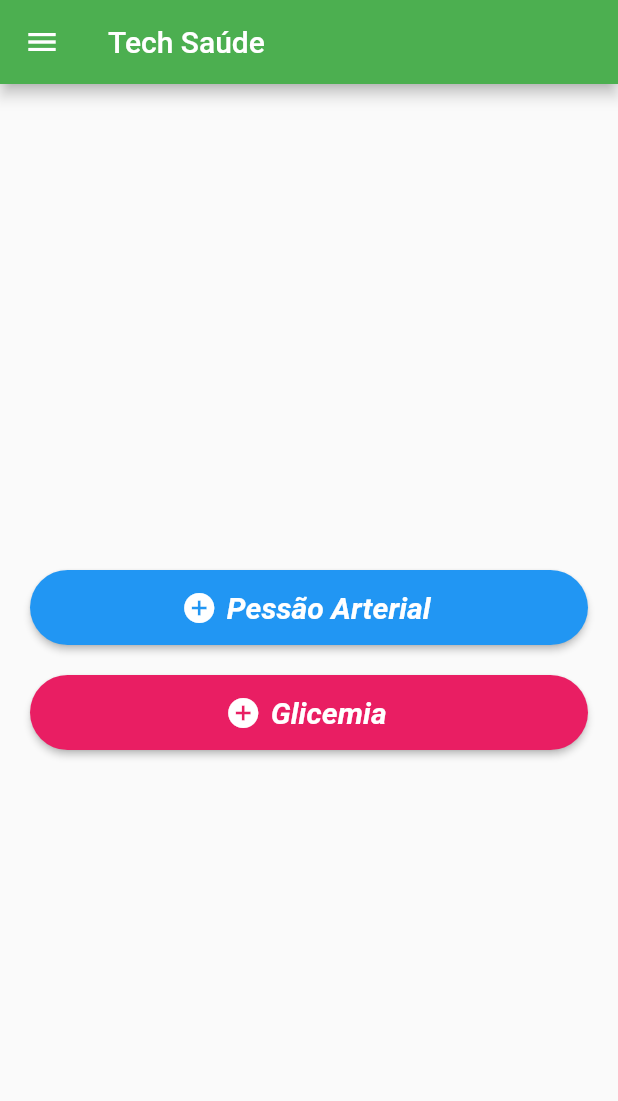
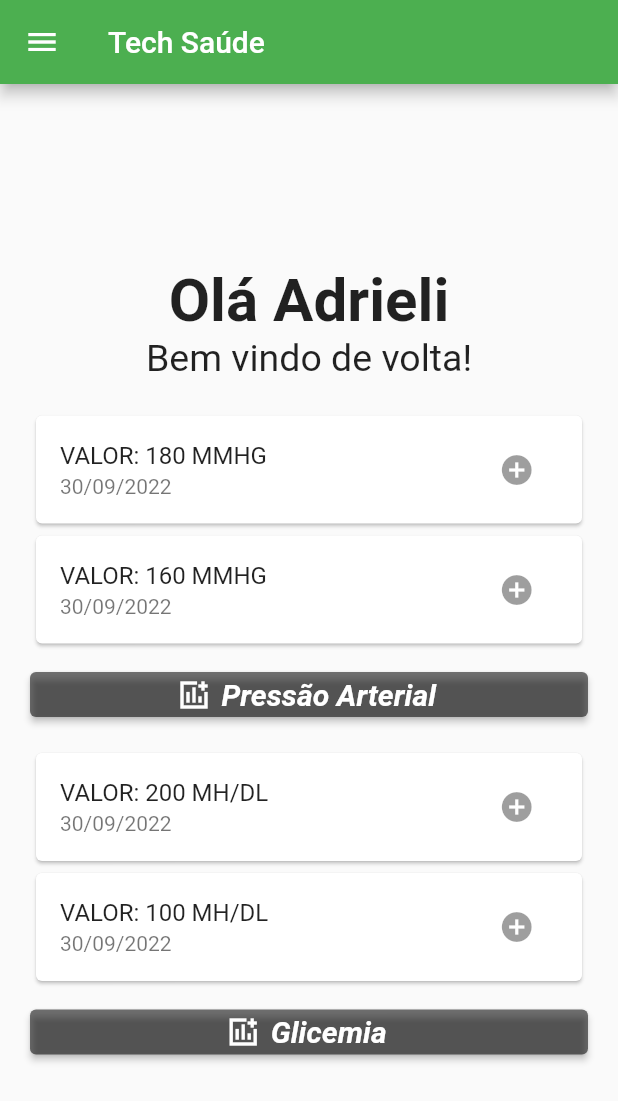
Before and after one commit to costarafa/tech_saude, a Flutter app: the screen it shows after launch, on a phone screen of 412 x 824 dp. Shown: the top 1101 px of the screen. Run offline on Flutter 3.47's test engine with Material 2 defaults, Android fonts, the phone set to English and light mode, and no system bars; our stand-ins replace get_it, sqflite; accounts and stored records are empty.

Commit message:
Alterarndo o menu principal adicioando o ListTile

```diff
--- a/lib/app/view/componentes/botao.dart
+++ b/lib/app/view/componentes/botao.dart
@@ -5,24 +5,23 @@ class Botao extends StatelessWidget {
   String descricao;
   Function function;
   Color color;
+  Icon icon;
 
-  Botao({Key key, this.descricao, this.function, this.color})
-      : super(key: key);
+  Botao({Key key, this.descricao, this.function, this.color, this.icon}) : super(key: key);
 
   @override
   Widget build(BuildContext context) {
     return SizedBox(
-      height: 50,
+      height: 30,
       width: MediaQuery.of(context).size.width,
       child: ElevatedButton.icon(
         label: Text(this.descricao),
-        icon: const Icon(Icons.add_circle),
+        icon: icon,
         onPressed: () {
           function();
         },
         style: ElevatedButton.styleFrom(
           primary: color,
-          shape: const StadiumBorder(),
           textStyle: const TextStyle(
               fontSize: 20,
               fontWeight: FontWeight.bold,
--- /dev/null
+++ b/lib/app/view/componentes/botao_generico.dart
@@ -0,0 +1,18 @@
+import 'package:flutter/material.dart';
+
+// ignore: must_be_immutable
+class BotaoGenerico extends StatelessWidget {
+  final VoidCallback funcao;
+  Icon icon;
+  Color color;
+  BotaoGenerico({Key key, this.funcao, this.icon, this.color}) : super(key: key);
+
+  @override
+  Widget build(BuildContext context) {
+    return IconButton(
+      icon: icon,
+      color: color,
+      onPressed: funcao,
+    );
+  }
+}
--- /dev/null
+++ b/lib/app/view/componentes/cartao_generico.dart
@@ -0,0 +1,21 @@
+import 'package:flutter/material.dart';
+import 'package:saude_tech/app/view/componentes/painel_generico.dart';
+
+// ignore: must_be_immutable
+class CartaoGenerico extends StatelessWidget {
+  Text title;
+  Text subtitle;
+  dynamic funcao;
+  CartaoGenerico({Key key, this.title, this.subtitle, this.funcao})
+      : super(key: key);
+
+  @override
+  Widget build(BuildContext context) {
+    return Card(
+        child: ListTile(
+      title: title,
+      subtitle: subtitle,
+      trailing: PainelGenerico(funcao: funcao,),
+    ));
+  }
+}
--- a/lib/app/view/componentes/menuLateral.dart
+++ b/lib/app/view/componentes/menuLateral.dart
@@ -20,7 +20,7 @@ class MenuLateral extends StatelessWidget {
           ),
           CartaoEmail(),
           ListTile(
-            leading: Icon(Icons.person),
+            leading: Icon(Icons.escalator_warning_outlined),
             title: Text('Família'),
             onTap: () => {},
           ),
--- /dev/null
+++ b/lib/app/view/componentes/painel_generico.dart
@@ -0,0 +1,27 @@
+import 'package:flutter/material.dart';
+import 'package:saude_tech/app/view/componentes/botao_generico.dart';
+
+
+class PainelGenerico extends StatelessWidget {
+  final VoidCallback funcao;
+  const PainelGenerico(
+      {Key key, this.funcao})
+      : super(key: key);
+
+  @override
+  Widget build(BuildContext context) {
+    var largura = MediaQuery.of(context).size.width;
+    return SizedBox(
+      width: largura / 8,
+      child: Row(
+        children: [
+          BotaoGenerico(
+            funcao: funcao,
+            icon: Icon(Icons.add_circle),
+            color: Colors.black,
+          )
+        ],
+      ),
+    );
+  }
+}
--- a/lib/app/view/menu_principal.dart
+++ b/lib/app/view/menu_principal.dart
@@ -1,5 +1,6 @@
 import 'package:flutter/material.dart';
 import 'package:saude_tech/app/view/componentes/botao.dart';
+import 'package:saude_tech/app/view/componentes/cartao_generico.dart';
 import 'package:saude_tech/app/view/componentes/menuLateral.dart';
 
 class MenuPrincipal extends StatefulWidget {
@@ -31,23 +32,56 @@ class _MenuDoisState extends State<MenuPrincipal> {
               child: Column(
                 mainAxisAlignment: MainAxisAlignment.center,
                 children: [
+                  Text(
+                    "Olá Adrieli",
+                    style: TextStyle(fontWeight: FontWeight.bold, fontSize: 40),
+                  ),
+                  Text(
+                    "Bem vindo de volta!",
+                    style: TextStyle(fontSize: 25),
+                  ),
+                  SizedBox(
+                    height: 20,
+                  ),
+                  CartaoGenerico(
+                    title: Text("VALOR: 180 MMHG"),
+                    subtitle: Text("30/09/2022"),
+                  ),
+                  CartaoGenerico(
+                    title: Text("VALOR: 160 MMHG"),
+                    subtitle: Text("30/09/2022"),
+                  ),
+                  SizedBox(
+                    height: 15,
+                  ),
                   Botao(
-                    descricao: 'Pessão Arterial',
+                      descricao: 'Pressão Arterial',
                       function: () {
                         Navigator.pushNamed(context, '/');
                       },
-                    color: Colors.blue,
+                      color: Colors.black54,
+                      icon: Icon(Icons.add_chart_sharp)),
+                  SizedBox(
+                    height: 20,
+                  ),
+                  CartaoGenerico(
+                    title: Text("VALOR: 200 MH/DL"),
+                    subtitle: Text("30/09/2022"),
+                  ),
+                  CartaoGenerico(
+                    title: Text("VALOR: 100 MH/DL"),
+                    subtitle: Text("30/09/2022"),
                   ),
                   SizedBox(
-                    height: 20,
+                    height: 15,
                   ),
                   Botao(
                       descricao: 'Glicemia',
                       function: () {
                         Navigator.pushNamed(context, '/');
                       },
-                    color: Colors.pink,
-                  ),
+                      color: Colors.black54,
+                      icon: Icon(Icons.add_chart_sharp)),
                 ],
               ),
             )),
```
Lines whose indentation alone changed are shown as unchanged.
